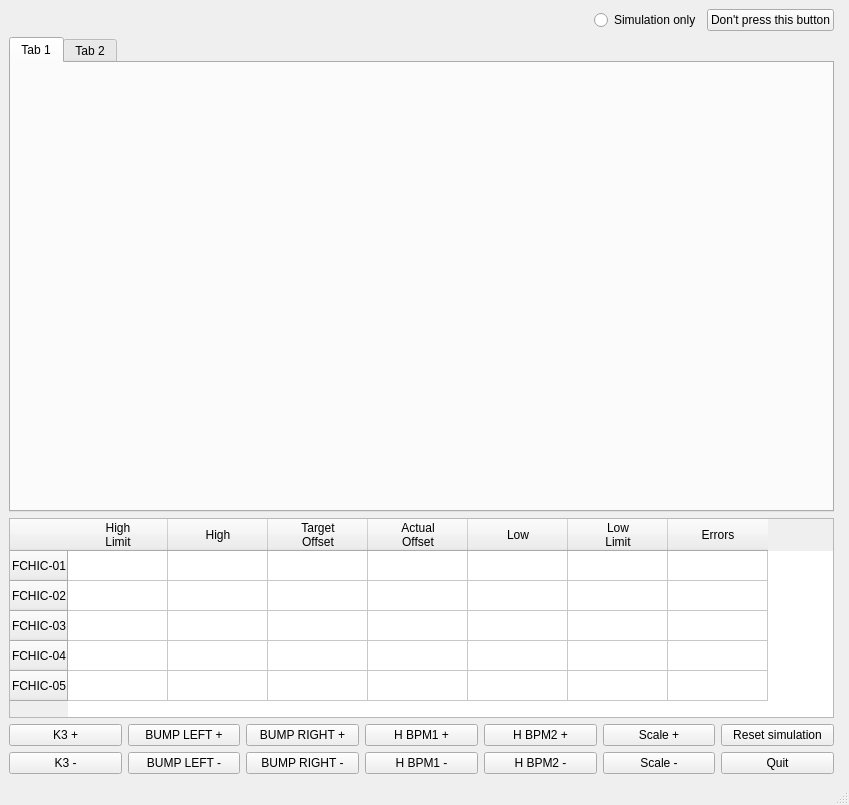
Qt form i10chicgui.ui (DiamondLightSource/i10switching) before a commit.
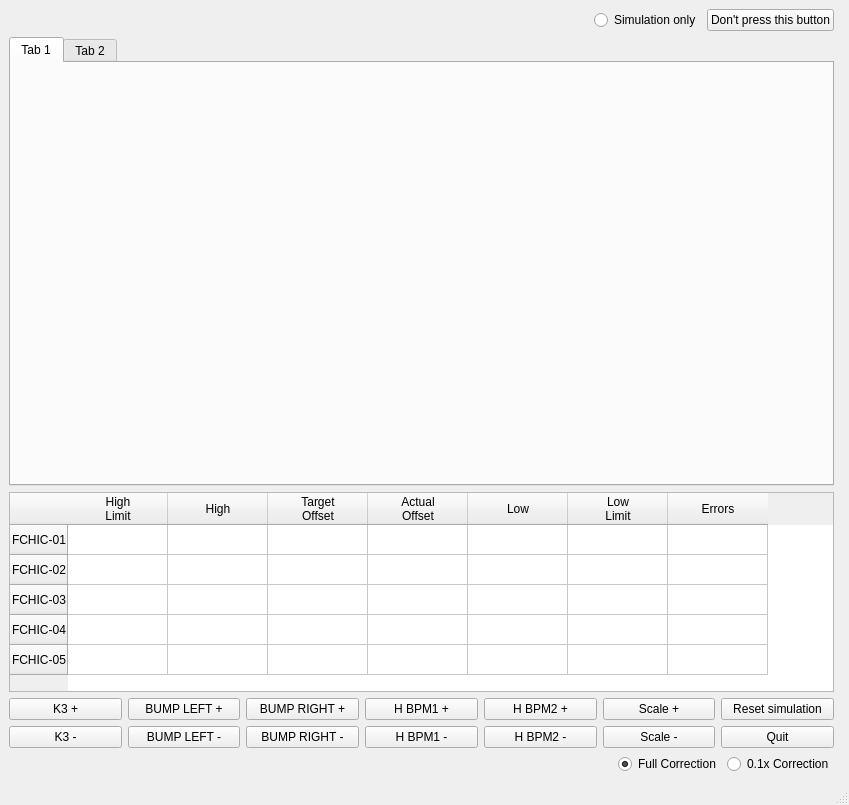
The same form after that commit.

Commit message: Changed simulation button values to be the same as the real values sent to pv (and implemented conversion to tesla from amps so that it shows up correctly on simulation)

```diff
--- a/i10chicgui.ui
+++ b/i10chicgui.ui
@@ -327,6 +327,40 @@
       </item>
      </widget>
     </item>
+    <item row="9" column="0">
+     <layout class="QGridLayout" name="gridLayout_4">
+      <item row="0" column="2">
+       <widget class="QRadioButton" name="small_correction_radiobutton">
+        <property name="text">
+         <string>0.1x Correction</string>
+        </property>
+       </widget>
+      </item>
+      <item row="0" column="1">
+       <widget class="QRadioButton" name="full_correction_radiobutton">
+        <property name="text">
+         <string>Full Correction</string>
+        </property>
+        <property name="checked">
+         <bool>true</bool>
+        </property>
+       </widget>
+      </item>
+      <item row="0" column="0">
+       <spacer name="horizontalSpacer_3">
+        <property name="orientation">
+         <enum>Qt::Horizontal</enum>
+        </property>
+        <property name="sizeHint" stdset="0">
+         <size>
+          <width>40</width>
+          <height>20</height>
+         </size>
+        </property>
+       </spacer>
+      </item>
+     </layout>
+    </item>
    </layout>
   </widget>
   <widget class="QMenuBar" name="menubar">
```
The commit also changes 5 other files.
